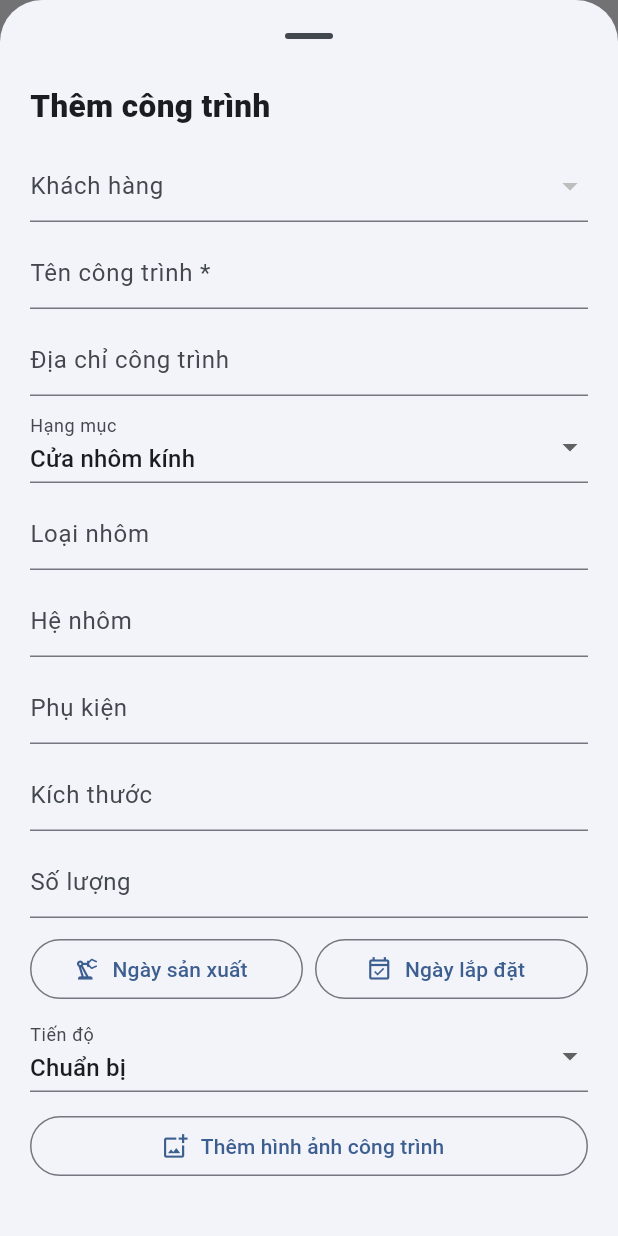
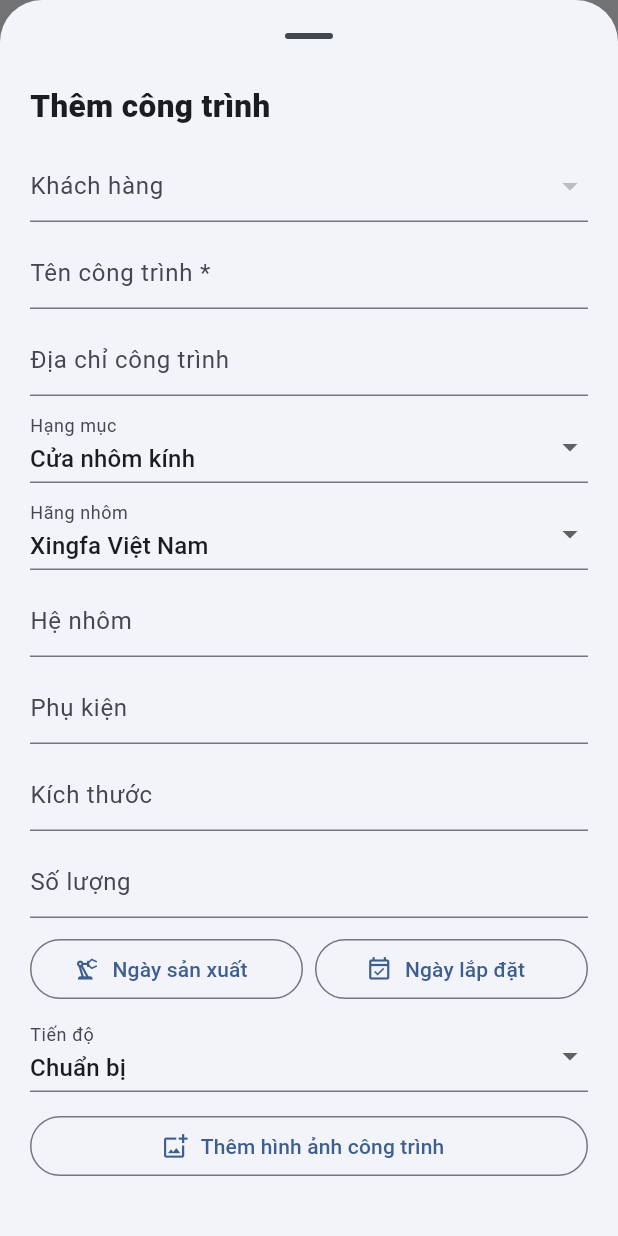
Before and after one commit to HoaGimmy/HelloWorld, a Flutter app: the OperationsScreen screen opened directly, after a tap on "Thêm", on a phone screen of 412 x 824 dp. Run offline on Flutter 3.47's test engine with Material 3 defaults, Android fonts, the phone set to English and light mode, and no system bars; our stand-ins replace file_picker, flutter_svg, image_picker, share_plus, sqflite; missing offline and left inert: excel; accounts and stored records are empty.

Commit message:
fix(projects): use aluminum brand dropdown and keep system separate

```diff
--- a/lib/screens/operations_screen.dart
+++ b/lib/screens/operations_screen.dart
@@ -7,6 +7,7 @@ import 'package:intl/intl.dart';
 import '../models/customer.dart';
 import '../services/database_service.dart';
 import '../services/attachment_service.dart';
+import '../utils/constants.dart';
 
 class OperationsScreen extends StatefulWidget {
   final int? customerId;
@@ -89,7 +90,7 @@ class _OperationsScreenState extends State<OperationsScreen> with SingleTickerPr
   Future<void> _addProject() async {
     final name = TextEditingController();
     final address = TextEditingController();
-    final aluminumType = TextEditingController();
+    String aluminumBrand = aluminumBrands.first;
     final aluminumSystem = TextEditingController();
     final accessory = TextEditingController();
     final dimensions = TextEditingController();
@@ -142,7 +143,14 @@ class _OperationsScreenState extends State<OperationsScreen> with SingleTickerPr
                   onChanged: (v) => setModalState(() => category = v ?? category),
                 ),
                 const SizedBox(height: 10),
-                TextField(controller: aluminumType, decoration: const InputDecoration(labelText: 'Loại nhôm', hintText: 'VD: Xingfa Quảng Đông')),
+                DropdownButtonFormField<String>(
+                  initialValue: aluminumBrand,
+                  decoration: const InputDecoration(labelText: 'Hãng nhôm'),
+                  items: aluminumBrands
+                      .map((brand) => DropdownMenuItem(value: brand, child: Text(brand)))
+                      .toList(),
+                  onChanged: (value) => setModalState(() => aluminumBrand = value ?? aluminumBrand),
+                ),
                 const SizedBox(height: 10),
                 TextField(controller: aluminumSystem, decoration: const InputDecoration(labelText: 'Hệ nhôm', hintText: 'VD: Hệ 55, hệ 93...')),
                 const SizedBox(height: 10),
@@ -225,7 +233,8 @@ class _OperationsScreenState extends State<OperationsScreen> with SingleTickerPr
                       'name': name.text.trim(),
                       'address': address.text.trim(),
                       'category': category,
-                      'aluminum_type': aluminumType.text.trim(),
+                      'aluminum_brand': aluminumBrand,
+                      'aluminum_type': '',
                       'aluminum_system': aluminumSystem.text.trim(),
                       'accessory': accessory.text.trim(),
                       'dimensions': dimensions.text.trim(),
@@ -252,7 +261,6 @@ class _OperationsScreenState extends State<OperationsScreen> with SingleTickerPr
 
     name.dispose();
     address.dispose();
-    aluminumType.dispose();
     aluminumSystem.dispose();
     accessory.dispose();
     dimensions.dispose();
@@ -639,6 +647,8 @@ class _ProjectList extends StatelessWidget {
             subtitle: Text([
               customerName(row['customer_id']),
               (row['category'] ?? '').toString(),
+              if ((row['aluminum_brand'] ?? '').toString().isNotEmpty) (row['aluminum_brand'] ?? '').toString(),
+              if ((row['aluminum_system'] ?? '').toString().isNotEmpty) 'Hệ ' + (row['aluminum_system'] ?? '').toString(),
               (row['status'] ?? '').toString(),
               if ((row['address'] ?? '').toString().isNotEmpty) (row['address'] ?? '').toString(),
             ].join(' • ')),
```
